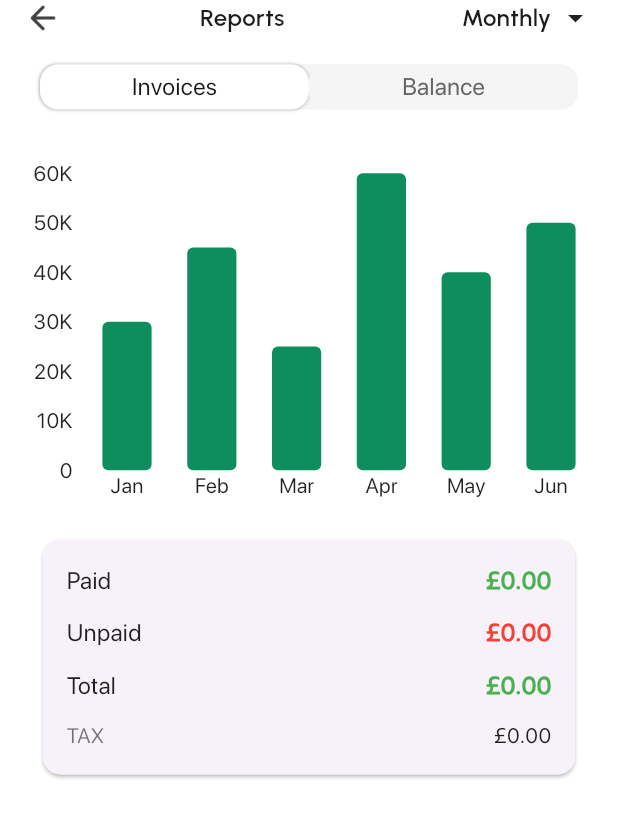
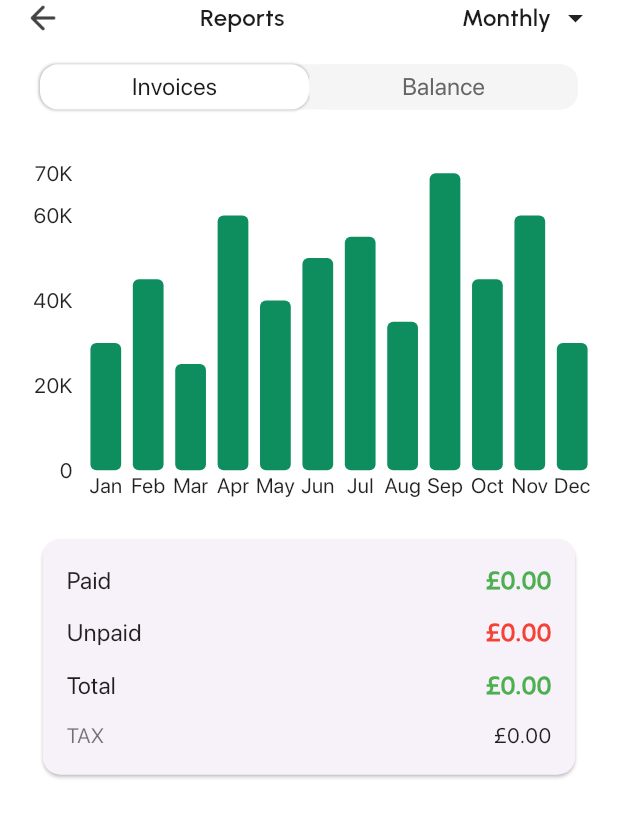
Before and after one commit to ahizaz/fixxa_app, a Flutter app: the Reports screen opened directly, after a tap on "Weekly", on a phone screen of 412 x 824 dp. Shown: the top 818 px of the screen. Run offline on Flutter 3.47's test engine with Material 3 defaults, Android fonts, the phone set to English and light mode, and no system bars; drawn by our look-alikes of fl_chart; our stand-ins replace flutter_screenutil, get, google_fonts, image_picker, just_audio, open_filex and 1 more; missing offline and left inert: flutter_contacts_service, google_ml_kit, record, syncfusion_flutter_pdfviewer.

Commit message:
done..invoiceprogress

```diff
--- a/lib/feature/reports/controller/report_controller.dart
+++ b/lib/feature/reports/controller/report_controller.dart
@@ -11,7 +11,7 @@ class ReportController extends GetxController {
   RxList<double> weeklyData = <double>[8000, 2000, 2000, 9000, 8500, 10000, 3500].obs;
 
   // Monthly chart values
-  RxList<double> monthlyData = <double>[30000, 45000, 25000, 60000, 40000, 50000].obs;
+  RxList<double> monthlyData = <double>[30000, 45000, 25000, 60000, 40000, 50000, 55000, 35000, 70000, 45000, 60000, 30000].obs;
 
   // Summary values
   RxDouble paid = 0.0.obs;
--- a/lib/feature/reports/screen/invoices_report.dart
+++ b/lib/feature/reports/screen/invoices_report.dart
@@ -59,7 +59,13 @@ class InvoicesReport extends StatelessWidget {
                               "Mar",
                               "Apr",
                               "May",
-                              "Jun"
+                              "Jun",
+                              "Jul",
+                              "Aug",
+                              "Sep",
+                              "Oct",
+                              "Nov",
+                              "Dec"
                             ];
                             if (value.toInt() >= 0 &&
                                 value.toInt() < months.length) {
@@ -82,7 +88,7 @@ class InvoicesReport extends StatelessWidget {
                         BarChartRodData(
                           toY: e.value,
                           color: const Color(0xff0E8E5E),
-                          width: 32.w,
+                          width: isWeekly ? 32.w : 20.w,
                           borderRadius: BorderRadius.circular(4),
                         ),
                       ],
--- a/lib/feature/reports/screen/reports.dart
+++ b/lib/feature/reports/screen/reports.dart
@@ -1,3 +1,4 @@
+///import 'package:fixxa_app/core/utils/constants/icon_path.dart';
 import 'package:fixxa_app/core/utils/constants/icon_path.dart';
 import 'package:fixxa_app/feature/reports/controller/report_controller.dart';
 import 'package:fixxa_app/feature/reports/screen/balance_report.dart';
```
